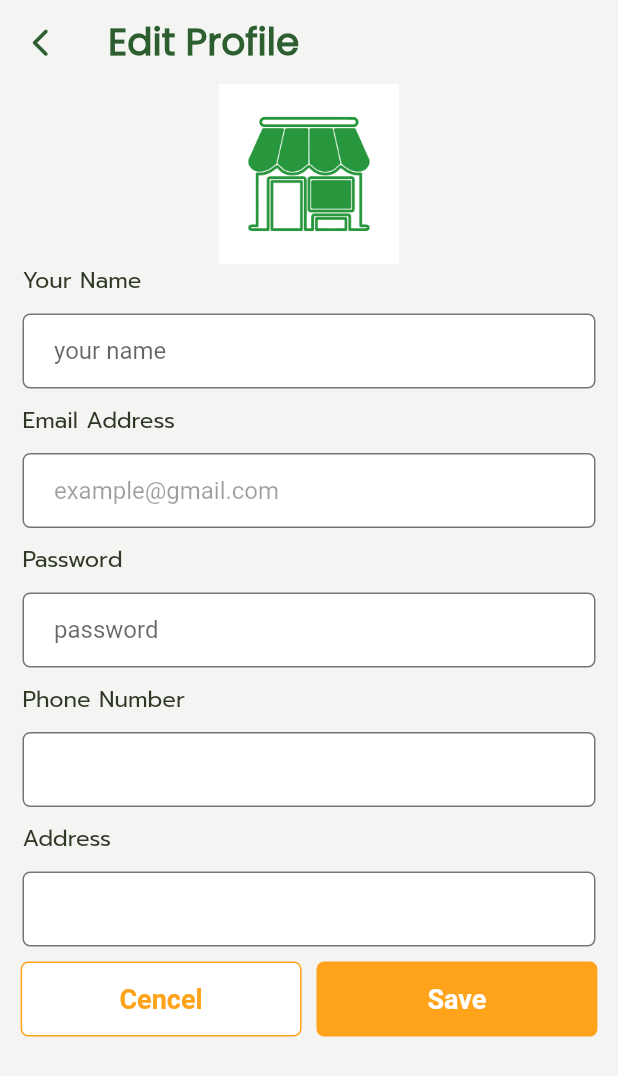
After one commit to mhd-atheel/groceryapp, a Flutter app: the EditProfile screen opened directly, on a phone screen of 412 x 824 dp. The commit adds this screen. Shown: the top 1076 px of the screen. Run offline on Flutter 3.47's test engine with Material 2 defaults, Android fonts, the light colour scheme and no system bars; our stand-ins replace badges, carousel_pro, cloud_firestore, firebase_auth, firebase_core, firebase_storage and 2 more; missing offline and left inert: bottom_bar; accounts and stored records are empty.

Commit message:
last commits- creating Edit Profile and adding more data to firebase and also retrive

```diff
--- /dev/null
+++ b/lib/editProfile.dart
@@ -0,0 +1,394 @@
+import 'dart:io';
+
+import 'package:cloud_firestore/cloud_firestore.dart';
+import 'package:firebase_auth/firebase_auth.dart';
+import 'package:firebase_storage/firebase_storage.dart';
+import 'package:flutter/material.dart';
+import 'package:font_awesome_flutter/font_awesome_flutter.dart';
+import 'package:groceryapp/profilePage.dart';
+import 'package:image_picker/image_picker.dart';
+
+import 'data.dart';
+
+class EditProfile extends StatefulWidget {
+  const EditProfile({Key? key}) : super(key: key);
+
+  @override
+  State<EditProfile> createState() => _EditProfileState();
+}
+
+class _EditProfileState extends State<EditProfile> {
+  File? _image;
+  final imagePicker = ImagePicker();
+  String? downloadURL;
+  final nameController = TextEditingController();
+  final emailController = TextEditingController();
+  final passwordController = TextEditingController();
+  final addressController = TextEditingController();
+  final phoneController = TextEditingController();
+  FirebaseAuth auth = FirebaseAuth.instance;
+
+
+  Future ImagePickerMethod() async{
+    final pick =await imagePicker.pickImage(source: ImageSource.gallery);
+    setState(() {
+      if(pick != null){
+        _image = File(pick.path);
+      }
+      // else{
+      //   showSnackBars("No File Selected", Duration(milliseconds: 400));
+      // }
+    });
+  }
+  Future uploadImage() async {
+    final  posttime = DateTime.now().millisecondsSinceEpoch.toString();
+    Data.uuid = FirebaseAuth.instance.currentUser!.uid;
+    Reference ref = FirebaseStorage.instance.ref().child(Data.uuid).child('userprofile').child(posttime);
+    await ref.putFile(_image!);
+    downloadURL = await ref.getDownloadURL();
+    FirebaseFirestore firestore = FirebaseFirestore.instance;
+    await  firestore.collection("biodata").doc(Data.uuid).update({
+      'downloadurl': downloadURL
+    });
+    print(downloadURL);
+  }
+  void initState() {
+    FirebaseFirestore firestore = FirebaseFirestore.instance;
+    Data.uuid = FirebaseAuth.instance.currentUser!.uid;
+    firestore.collection('biodata').doc(Data.uuid).get().then<dynamic>((DocumentSnapshot snapshot){
+      Map myData = snapshot.data()as Map;
+      print(myData);
+      setState(() {
+        nameController.text = myData['name'];
+        emailController.text= myData['email'];
+        passwordController.text= myData['password'];
+        addressController.text= myData['address'];
+        phoneController.text= myData['phone'];
+      });
+    });
+  }
+  @override
+  Widget build(BuildContext context) {
+    return Scaffold(
+      appBar: AppBar(
+        title:  Text(
+          "Edit Profile",
+          style: TextStyle(
+              fontWeight: FontWeight.bold,
+              fontSize: 25,
+              fontFamily: "Poppins"),
+        ),
+        backgroundColor: Color(0xffF4F4F3),
+        foregroundColor: Color(0xff2C5E30),
+        automaticallyImplyLeading: false,
+        elevation: 0,
+        leading: IconButton(
+          onPressed: () {
+            Navigator.push(
+              context,
+              MaterialPageRoute(builder: (context) => const ProfilePage()),
+            );
+          },
+          icon: Icon(FontAwesomeIcons.chevronLeft,size: 20,color: Color(0xff2C5E30),),
+        ),
+      ),
+      body: SingleChildScrollView(
+        child: Column(
+          mainAxisAlignment: MainAxisAlignment.spaceBetween,
+          children: [
+            Column(
+              children: [
+                Row(
+                  mainAxisAlignment: MainAxisAlignment.center,
+                  children: [
+                    GestureDetector(
+                      onTap: (){
+                        ImagePickerMethod();
+                      },
+                      child: _image == null?CircleAvatar(
+                        radius: 60,
+                        child: Image.asset("assets/images/logo.png"),
+                        backgroundColor: Colors.black,
+                        foregroundColor: Colors.white,
+                      ):CircleAvatar(
+                        radius: 40,
+                        backgroundImage:FileImage(_image!),
+
+                      ),
+                    ),
+
+                  ],
+                ),
+                Padding(
+                  padding: const EdgeInsets.symmetric(horizontal: 15.0),
+                  child: Row(
+                    children: [
+                      Text("Your Name",style: TextStyle(
+                          fontFamily: "Prompt",
+                          fontSize: 15,
+                          color: Color(0xff2F3825)
+                      ),),
+                    ],
+                  ),
+                ),
+                Padding(
+                  padding:
+                  const EdgeInsets.symmetric(horizontal: 15.0, vertical: 10),
+                  child: Container(
+                    width: MediaQuery.of(context).size.width,
+                    height: 50,
+                    decoration: BoxDecoration(
+                      // 0xfff2f2f2  - like a gray
+                        color: Colors.white,
+                        borderRadius: BorderRadius.circular(5),
+                        border: Border.all(color: Colors.black54)
+                    ),
+                    child: Padding(
+                      padding: const EdgeInsets.only(left: 20, top: 0),
+                      child: TextField(
+                          controller: nameController,
+                          decoration: InputDecoration(
+                            hintText: 'your name',
+                            labelStyle: TextStyle(color: Colors.grey),
+                            border: InputBorder.none,
+                          )),
+                    ),
+                  ),
+                ),
+                Padding(
+                  padding: const EdgeInsets.symmetric(horizontal: 15.0),
+                  child: Row(
+                    children: [
+                      Text("Email Address",style: TextStyle(
+                          fontFamily: "Prompt",
+                          fontSize: 15,
+                          color: Color(0xff2F3825)
+                      ),),
+                    ],
+                  ),
+                ),
+                Padding(
+                  padding:
+                  const EdgeInsets.symmetric(horizontal: 15.0, vertical: 10),
+                  child: Container(
+                    width: MediaQuery.of(context).size.width,
+                    height: 50,
+                    decoration: BoxDecoration(
+                      // 0xfff2f2f2  - like a gray
+                        color: Colors.white,
+                        borderRadius: BorderRadius.circular(5),
+                        border: Border.all(color: Colors.black54)
+                    ),
+                    child: Padding(
+                      padding: const EdgeInsets.only(left: 20, top: 0),
+                      child: TextField(
+                          enableInteractiveSelection: false,
+                          enabled: false,
+                          controller: emailController,
+                          decoration: InputDecoration(
+                            hintText: 'example@gmail.com ',
+                            labelStyle: TextStyle(color: Colors.grey),
+                            border: InputBorder.none,
+                          )),
+                    ),
+                  ),
+                ),
+                Padding(
+                  padding: const EdgeInsets.symmetric(horizontal: 15.0),
+                  child: Row(
+                    children: [
+                      Text("Password",style: TextStyle(
+                          fontFamily: "Prompt",
+                          fontSize: 15,
+                          color: Color(0xff2F3825)
+                      ),),
+                    ],
+                  ),
+                ),
+                Padding(
+                  padding:
+                  const EdgeInsets.symmetric(horizontal: 15.0, vertical: 10),
+                  child: Container(
+                    width: MediaQuery.of(context).size.width,
+                    height: 50,
+                    decoration: BoxDecoration(
+                        color: Colors.white,
+                        borderRadius: BorderRadius.circular(5),
+                        border: Border.all(color: Colors.black54)
+                    ),
+                    child: Padding(
+                      padding: const EdgeInsets.only(left: 20, top: 0),
+                      child: TextField(
+                          controller: passwordController,
+                          decoration: InputDecoration(
+                            hintText: 'password ',
+                            labelStyle: TextStyle(color: Colors.grey),
+                            border: InputBorder.none,
+                          )),
+                    ),
+                  ),
+                ),
+                Padding(
+                  padding: const EdgeInsets.symmetric(horizontal: 15.0),
+                  child: Row(
+                    children: [
+                      Text("Phone Number",style: TextStyle(
+                          fontFamily: "Prompt",
+                          fontSize: 15,
+                          color: Color(0xff2F3825)
+                      ),),
+                    ],
+                  ),
+                ),
+                Padding(
+                  padding:
+                  const EdgeInsets.symmetric(horizontal: 15.0, vertical: 10),
+                  child: Container(
+                    width: MediaQuery.of(context).size.width,
+                    height: 50,
+                    decoration: BoxDecoration(
+                        color: Colors.white,
+                        borderRadius: BorderRadius.circular(5),
+                        border: Border.all(color: Colors.black54)
+                    ),
+                    child: Padding(
+                      padding: const EdgeInsets.only(left: 20, top: 0),
+                      child: TextField(
+                          controller: phoneController,
+                          decoration: InputDecoration(
+                            labelStyle: TextStyle(color: Colors.grey),
+                            border: InputBorder.none,
+                          )),
+                    ),
+                  ),
+                ),
+                Padding(
+                  padding: const EdgeInsets.symmetric(horizontal: 15.0),
+                  child: Row(
+                    children: [
+                      Text("Address",style: TextStyle(
+                          fontFamily: "Prompt",
+                          fontSize: 15,
+                          color: Color(0xff2F3825)
+                      ),),
+                    ],
+                  ),
+                ),
+                Padding(
+                  padding:
+                  const EdgeInsets.symmetric(horizontal: 15.0, vertical: 10),
+                  child: Container(
+                    width: MediaQuery.of(context).size.width,
+                    height: 50,
+                    decoration: BoxDecoration(
+                        color: Colors.white,
+                        borderRadius: BorderRadius.circular(5),
+                        border: Border.all(color: Colors.black54)
+                    ),
+                    child: Padding(
+                      padding: const EdgeInsets.only(left: 20, top: 0),
+                      child: TextField(
+                          controller: addressController,
+                          decoration: InputDecoration(
+                            labelStyle: TextStyle(color: Colors.grey),
+                            border: InputBorder.none,
+                          )),
+                    ),
+                  ),
+                ),
+              ],
+            ),
+            Column(
+
+              children: [
+                Row(
+                  mainAxisAlignment: MainAxisAlignment.center,
+                  children: [
+
+                    GestureDetector(
+                      onTap: (){
+                        Navigator.push(
+                          context,
+                          MaterialPageRoute(builder: (context) =>  const ProfilePage()),
+                        );
+                      },
+                      child: Padding(
+                        padding: const EdgeInsets.only(bottom: 15.0,left: 0,right: 0),
+                        child: Container(
+                          width: MediaQuery.of(context).size.width/2.2,
+                          height: 50,
+                          decoration: BoxDecoration(
+                              borderRadius: BorderRadius.circular(5),
+                              color: Colors.white,
+                              border: Border.all(color:Color(0xffffa31a) )
+
+                          ),
+                          child: Center(
+                            child: Text("Cencel",style: TextStyle(
+                                color: Color(0xffffa31a),
+                                fontWeight: FontWeight.bold,
+                                fontSize: 18
+                            ),),
+                          ),
+                        ),
+                      ),
+                    ),
+                    SizedBox(width: 10,),
+                    GestureDetector(
+                      onTap: () async{
+                        uploadImage().then((value) async {
+                          Data.uuid = FirebaseAuth.instance.currentUser!.uid;
+                          FirebaseFirestore firestore = FirebaseFirestore.instance;
+                          await  firestore.collection("biodata").doc(Data.uuid).update({
+                            'name':nameController.text,
+                            'email':emailController.text,
+                            'password':passwordController.text,
+                            'address':addressController.text,
+                            'phone':phoneController.text,
+                          }).then((value) {
+                            print("Added Fully");
+                            final snackBar= SnackBar(
+                              backgroundColor: Color(0xff27963c),
+                              behavior: SnackBarBehavior.floating,
+                              duration: Duration(seconds: 1),
+                              elevation: 0,
+                              width: MediaQuery.of(context).size.width/1.1,
+                              content: const Text('Updated Successfully',
+                                style: TextStyle(fontWeight: FontWeight.bold),),
+                            );
+                            ScaffoldMessenger.of(context).showSnackBar(snackBar);
+                          });
+                        });
+
+                      },
+                      child: Padding(
+                        padding: const EdgeInsets.only(bottom: 15.0,left: 0,right: 0),
+                        child: Container(
+                          width: MediaQuery.of(context).size.width/2.2,
+                          height: 50,
+                          decoration: BoxDecoration(
+                            borderRadius: BorderRadius.circular(5),
+                            color: Color(0xffffa31a),
+
+                          ),
+                          child: Center(
+                            child: Text("Save",style: TextStyle(
+                                color: Colors.white,
+                                fontWeight: FontWeight.bold,
+                                fontSize: 18
+                            ),),
+                          ),
+                        ),
+                      ),
+                    ),
+
+                  ],
+                )
+              ],
+            )
+          ]
+        ),
+      )
+    );
+  }
+}
--- a/lib/profilePage.dart
+++ b/lib/profilePage.dart
@@ -8,6 +8,7 @@ import 'package:firebase_auth/firebase_auth.dart';
 import 'package:firebase_storage/firebase_storage.dart';
 import 'package:flutter/material.dart';
 import 'package:font_awesome_flutter/font_awesome_flutter.dart';
+import 'package:groceryapp/editProfile.dart';
 import 'package:groceryapp/loginpage.dart';
 import 'package:image_picker/image_picker.dart';
 
@@ -22,7 +23,9 @@ class ProfilePage extends StatefulWidget {
 }
 
 class _ProfilePageState extends State<ProfilePage> {
-
+  String imageUrl = '';
+  late String name = '';
+  late String email= '';
   @override
   void initState() {
   FirebaseFirestore firestore = FirebaseFirestore.instance;
@@ -33,41 +36,14 @@ class _ProfilePageState extends State<ProfilePage> {
     setState(() {
       name = myData['name'];
       email= myData['email'];
+      imageUrl= myData['dowloadurl'];
+
     });
   });
   }
-  late String name = '';
-  late String email= '';
-  late String imageUrl = '';
-  File? _image;
-  final imagePicker = ImagePicker();
-  String? downloadURL;
-  FirebaseAuth auth = FirebaseAuth.instance;
-  Future ImagePickerMethod() async{
-    final pick =await imagePicker.pickImage(source: ImageSource.gallery);
-    setState(() {
-      if(pick != null){
-        _image = File(pick.path);
-      }
-      // else{
-      //   showSnackBars("No File Selected", Duration(milliseconds: 400));
-      // }
-    });
-  }
-  Future uploadImage() async {
-    final  posttime = DateTime.now().millisecondsSinceEpoch.toString();
-    Data.uuid = FirebaseAuth.instance.currentUser!.uid;
-    Reference ref = FirebaseStorage.instance.ref().child(Data.uuid).child('userprofile').child(posttime);
-    await ref.putFile(_image!);
-    downloadURL = await ref.getDownloadURL();
-    FirebaseFirestore firestore = FirebaseFirestore.instance;
-    await  firestore.collection("biodata").doc(Data.uuid).update({
-      'downloadurl': downloadURL
-    });
-    print(downloadURL);
-  }
 
 
+  FirebaseAuth auth  = FirebaseAuth.instance;
 
   @override
   Widget build(BuildContext context) {
@@ -101,25 +77,14 @@ class _ProfilePageState extends State<ProfilePage> {
               Row(
                 mainAxisAlignment: MainAxisAlignment.center,
                 children: [
-                  GestureDetector(
-                    onTap: (){
-                      ImagePickerMethod().then((value) async {
-                        await uploadImage();
-                      });
-
-                    },
-                    child: _image == null?CircleAvatar(
-                      radius: 60,
-                      child: Image.asset("assets/images/logo.png"),
-                      backgroundColor: Colors.black,
-                      foregroundColor: Colors.white,
-                    ):CircleAvatar(
-                      radius: 40,
-                      backgroundImage:FileImage(_image!),
-
-                    ),
-                  ),
-
+                  // Container(
+                  //   height: 200,
+                  //   width: 200,
+                  //   decoration: BoxDecoration(
+                  //     shape: BoxShape.circle,
+                  //     // image: Image.network(imageUrl)
+                  //   ),
+                  // )
                 ],
               ),
               SizedBox(height: 10,),
@@ -255,7 +220,14 @@ class _ProfilePageState extends State<ProfilePage> {
           ),
           Column(
             children: [
-              Padding(
+              GestureDetector(
+                onTap: (){
+                  Navigator.push(
+                    context,
+                    MaterialPageRoute(builder: (context) =>  const EditProfile()),
+                  );
+                },
+                child: Padding(
                   padding: const EdgeInsets.only(bottom: 15.0,left: 16,right: 16),
                   child: Container(
                     width: MediaQuery.of(context).size.width,
@@ -273,6 +245,7 @@ class _ProfilePageState extends State<ProfilePage> {
                       ),),
                     ),
                   ),
+                ),
               )
             ],
           )
--- a/lib/signuppage.dart
+++ b/lib/signuppage.dart
@@ -20,6 +20,8 @@ class _SignupPageState extends State<SignupPage> {
   final nameController = TextEditingController();
   final emailController = TextEditingController();
   final passwordController = TextEditingController();
+  String address = 'your address';
+  String phone = 'your number';
   @override
   Widget build(BuildContext context) {
     return Scaffold(
@@ -187,6 +189,8 @@ class _SignupPageState extends State<SignupPage> {
                   GestureDetector(
                     onTap: () async{
                       FirebaseAuth auth = FirebaseAuth.instance;
+                      AuthCredential credential = EmailAuthProvider.credential(email: emailController.text, password: passwordController.text);
+                      await FirebaseAuth.instance.currentUser!.reauthenticateWithCredential(credential);
                        await auth.createUserWithEmailAndPassword(
                            email: emailController.text, password: passwordController.text)
                            .then((value) async {
@@ -197,6 +201,8 @@ class _SignupPageState extends State<SignupPage> {
                               'name':nameController.text,
                               'email':emailController.text,
                               'password':passwordController.text,
+                              'address':address,
+                              'phone':phone,
                             }).then((value) {
                               print("Added Fully");
                               Navigator.push(
```
Lines whose indentation alone changed are shown as unchanged.
